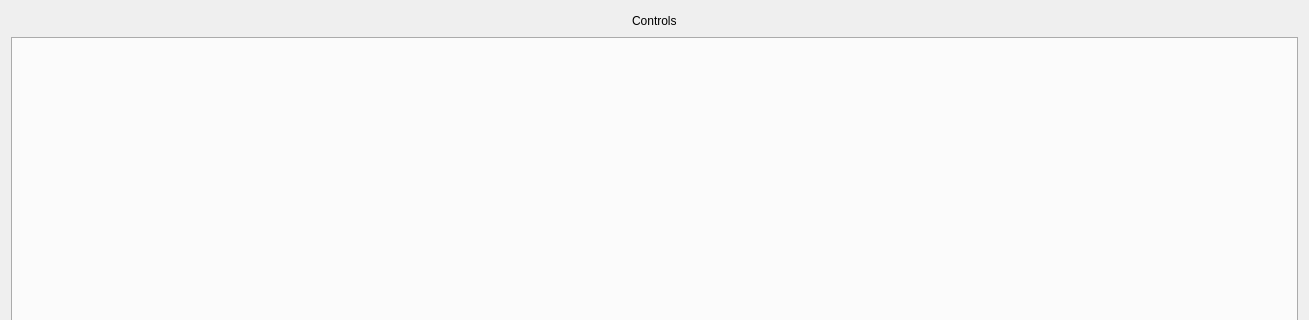
First picture: the form in quocs_pyqtinterface/gui/uifiles/ControlsTab.ui, repository Quantum-OCS/QuOCS-pyside2interface, before the edit; both pictures show x 0 to 1309 and y 0 to 320 of the 1309 by 795 pixel window.
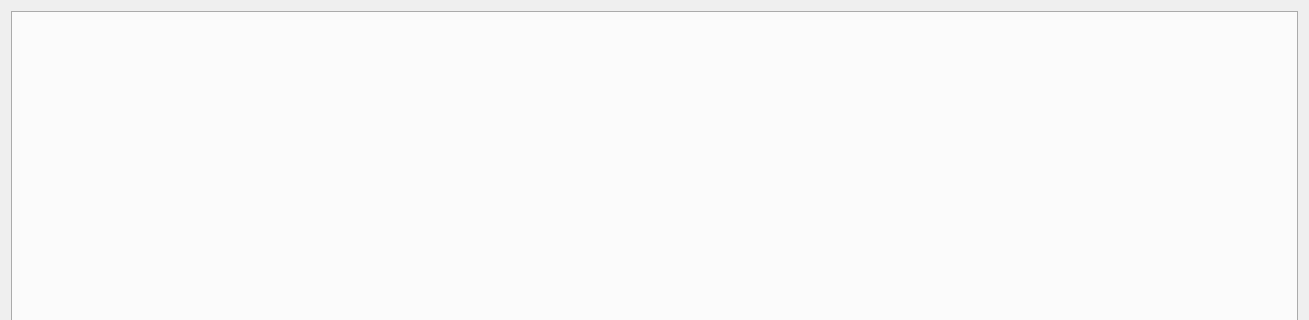
Second picture: the form after the edit.

Commit message: Adjusted scroll area layout and size

What changed in the file:
```diff
--- a/quocs_pyqtinterface/gui/uifiles/ControlsTab.ui
+++ b/quocs_pyqtinterface/gui/uifiles/ControlsTab.ui
@@ -14,43 +14,6 @@
    <string>Form</string>
   </property>
   <layout class="QVBoxLayout" name="verticalLayout">
-   <item>
-    <layout class="QHBoxLayout" name="horizontalLayout_9">
-     <item>
-      <spacer name="horizontalSpacer_11">
-       <property name="orientation">
-        <enum>Qt::Horizontal</enum>
-       </property>
-       <property name="sizeHint" stdset="0">
-        <size>
-         <width>40</width>
-         <height>20</height>
-        </size>
-       </property>
-      </spacer>
-     </item>
-     <item>
-      <widget class="QLabel" name="label_8">
-       <property name="text">
-        <string>Controls</string>
-       </property>
-      </widget>
-     </item>
-     <item>
-      <spacer name="horizontalSpacer_12">
-       <property name="orientation">
-        <enum>Qt::Horizontal</enum>
-       </property>
-       <property name="sizeHint" stdset="0">
-        <size>
-         <width>40</width>
-         <height>20</height>
-        </size>
-       </property>
-      </spacer>
-     </item>
-    </layout>
-   </item>
    <item>
     <widget class="QTabWidget" name="controls_tab"/>
    </item>
```
The commit also changes 8 other files.
